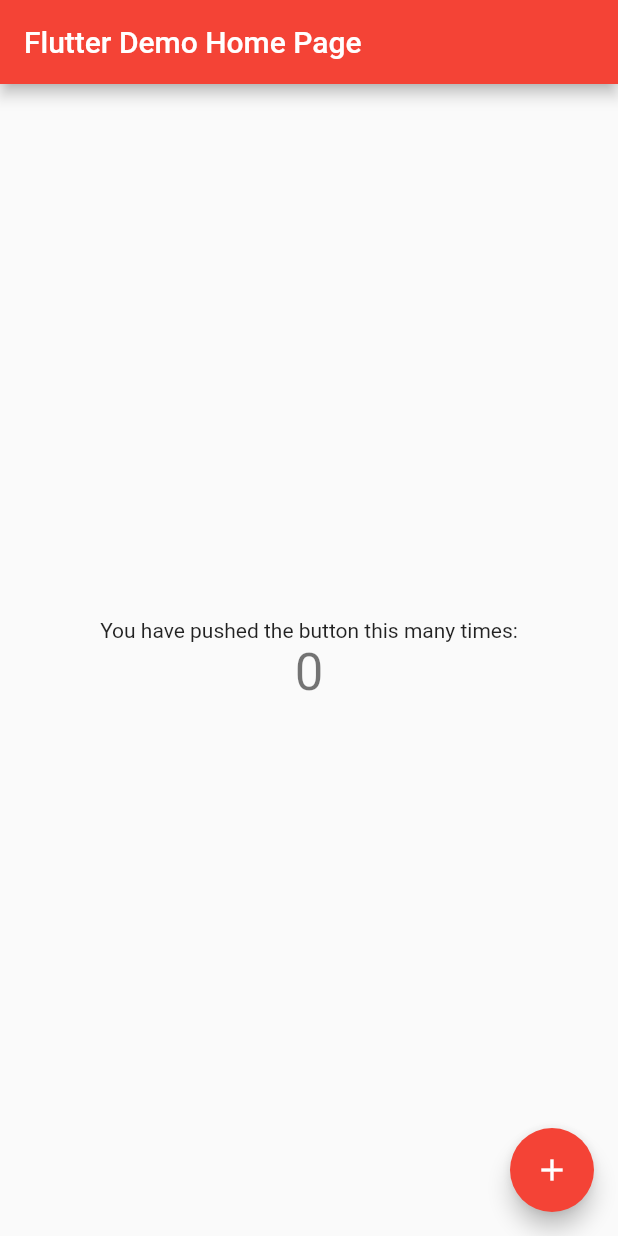
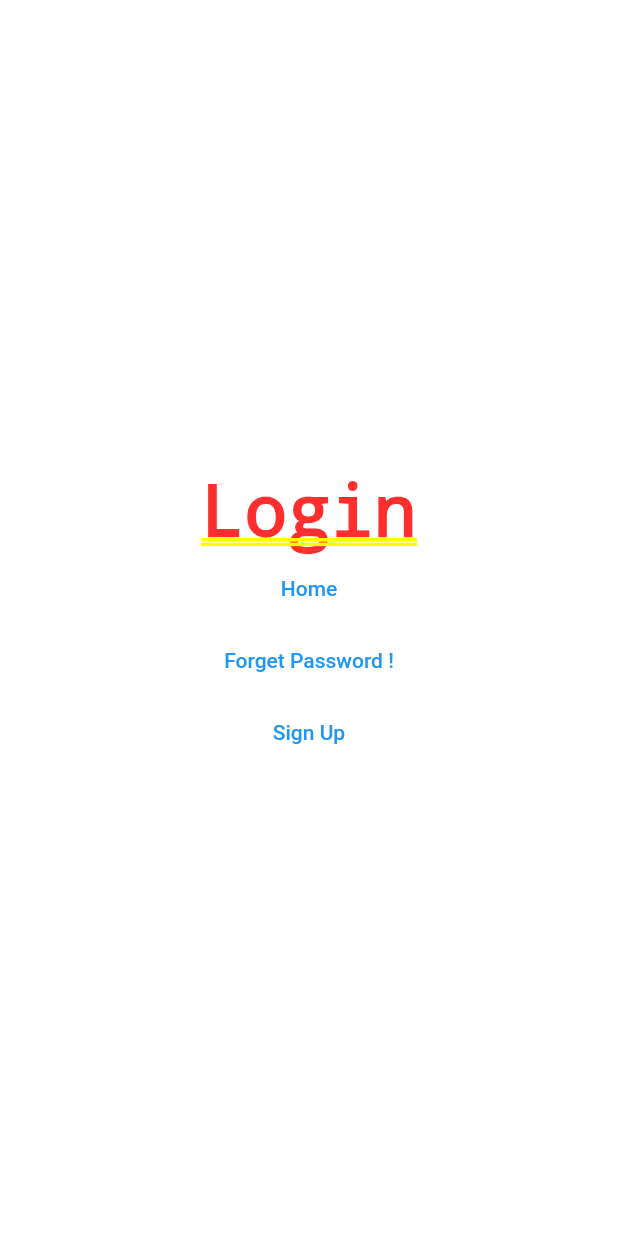
Before and after one commit to hotrungnhan/Notes, a Flutter app: the screen it shows after launch, on a phone screen of 412 x 824 dp. Run offline on Flutter 3.47's test engine with Material 2 defaults, Android fonts, the phone set to English and light mode, and no system bars; our stand-ins replace chopper, flutter_secure_storage, go_router; generated files the repository leaves out were written again.

```diff
--- a/lib/main.dart
+++ b/lib/main.dart
@@ -1,112 +1,72 @@
+import 'package:flutter_secure_storage/flutter_secure_storage.dart';
 import 'package:flutter/material.dart';
+import 'package:go_router/go_router.dart';
+import 'package:notes/pages/_layout.dart';
+import 'package:notes/pages/forget_password.dart';
+import 'package:notes/pages/login.dart';
+import 'package:notes/pages/signup.dart';
+
+import 'pages/home_screen.dart';
+import 'pages/item/[id].dart';
+
+// TODO: move to context ?? soon
+// Use to store credential permanently
+const storage = FlutterSecureStorage();
+
+final _rootNavigatorKey = GlobalKey<NavigatorState>();
+const noAuthPage = ["/login", "/signup", "/forgot-password"];
+final _router = GoRouter(
+    initialLocation: "/login",
+    // errorBuilder: (context, state) => ErrorPage(exception: state.error),
+    redirect: (context, state) => storage.read(key: "token").then((tok) {
+          var isAuth = tok != null;
+          var isContainNoAuthPage = noAuthPage.contains(state.location);
+          if (isAuth) {
+            return isContainNoAuthPage ? "/" : null;
+          } else {
+            return isContainNoAuthPage ? null : "/login";
+          }
+        }),
+    routes: [
+      ShellRoute(
+        builder: (context, state, child) {
+          if (noAuthPage.contains(state.location)) {
+            return child;
+          }
+          return Layout(child: child);
+        },
+        navigatorKey: _rootNavigatorKey,
+        routes: [
+          GoRoute(
+            path: '/',
+            builder: (context, state) => const HomeScreen(),
+          ),
+          GoRoute(
+            path: '/item/:id',
+            builder: (context, state) => const ItemScreen(),
+          ),
+          GoRoute(
+            path: '/login',
+            builder: (context, state) => const LoginScreen(),
+          ),
+          GoRoute(
+            path: '/signup',
+            builder: (context, state) => const SignupScreen(),
+          ),
+          GoRoute(
+            path: '/forgot-password',
+            builder: (context, state) => const ForgotPassword(),
+          ),
+        ],
+      )
+    ]);
 
 class MyApp extends StatelessWidget {
   const MyApp({super.key});
-
-  // This widget is the root of your application.
   @override
   Widget build(BuildContext context) {
-    return MaterialApp(
-      title: 'Flutter Demo',
-      theme: ThemeData(
-        // This is the theme of your application.
-        //
-        // Try running your application with "flutter run". You'll see the
-        // application has a blue toolbar. Then, without quitting the app, try
-        // changing the primarySwatch below to Colors.green and then invoke
-        // "hot reload" (press "r" in the console where you ran "flutter run",
-        // or simply save your changes to "hot reload" in a Flutter IDE).
-        // Notice that the counter didn't reset back to zero; the application
-        // is not restarted.
-        primarySwatch: Colors.red,
-      ),
-      home: const MyHomePage(title: 'Flutter Demo Home Page'),
-    );
-  }
-}
-
-class MyHomePage extends StatefulWidget {
-  const MyHomePage({super.key, required this.title});
-
-  // This widget is the home page of your application. It is stateful, meaning
-  // that it has a State object (defined below) that contains fields that affect
-  // how it looks.
-
-  // This class is the configuration for the state. It holds the values (in this
-  // case the title) provided by the parent (in this case the App widget) and
-  // used by the build method of the State. Fields in a Widget subclass are
-  // always marked "final".
-
-  final String title;
-
-  @override
-  State<MyHomePage> createState() => _MyHomePageState();
-}
-
-class _MyHomePageState extends State<MyHomePage> {
-  int _counter = 0;
-
-  void _incrementCounter() {
-    setState(() {
-      // This call to setState tells the Flutter framework that something has
-      // changed in this State, which causes it to rerun the build method below
-      // so that the display can reflect the updated values. If we changed
-      // _counter without calling setState(), then the build method would not be
-      // called again, and so nothing would appear to happen.
-      _counter++;
-    });
-  }
-
-  @override
-  Widget build(BuildContext context) {
-    // This method is rerun every time setState is called, for instance as done
-    // by the _incrementCounter method above.
-    //
-    // The Flutter framework has been optimized to make rerunning build methods
-    // fast, so that you can just rebuild anything that needs updating rather
-    // than having to individually change instances of widgets.
-    return Scaffold(
-      appBar: AppBar(
-        // Here we take the value from the MyHomePage object that was created by
-        // the App.build method, and use it to set our appbar title.
-        title: Text(widget.title),
-      ),
-      body: Center(
-        // Center is a layout widget. It takes a single child and positions it
-        // in the middle of the parent.
-        child: Column(
-          // Column is also a layout widget. It takes a list of children and
-          // arranges them vertically. By default, it sizes itself to fit its
-          // children horizontally, and tries to be as tall as its parent.
-          //
-          // Invoke "debug painting" (press "p" in the console, choose the
-          // "Toggle Debug Paint" action from the Flutter Inspector in Android
-          // Studio, or the "Toggle Debug Paint" command in Visual Studio Code)
-          // to see the wireframe for each widget.
-          //
-          // Column has various properties to control how it sizes itself and
-          // how it positions its children. Here we use mainAxisAlignment to
-          // center the children vertically; the main axis here is the vertical
-          // axis because Columns are vertical (the cross axis would be
-          // horizontal).
-          mainAxisAlignment: MainAxisAlignment.center,
-          children: <Widget>[
-            const Text(
-              'You have pushed the button this many times:',
-            ),
-            Text(
-              '$_counter',
-              style: Theme.of(context).textTheme.headlineMedium,
-            ),
-          ],
-        ),
-      ),
-      floatingActionButton: FloatingActionButton(
-        onPressed: _incrementCounter,
-        // color: Colors.black,r
-        // tooltip: 'Increment',
-        child: const Icon(Icons.add),
-      ), // This trailing comma makes auto-formatting nicer for build methods.
+    return MaterialApp.router(
+      routerConfig: _router,
     );
   }
 }
--- /dev/null
+++ b/lib/pages/forget_password.dart
@@ -0,0 +1,24 @@
+import 'package:flutter/material.dart';
+import 'package:go_router/go_router.dart';
+
+class ForgotPassword extends StatelessWidget {
+  const ForgotPassword({super.key});
+
+  @override
+  Widget build(BuildContext context) {
+    return Center(
+      child: Column(
+        mainAxisAlignment: MainAxisAlignment.center,
+        children: <Widget>[
+          const Text(
+            'forget password',
+          ),
+          TextButton(
+            onPressed: () => {context.go("/login")},
+            child: const Text("Login"),
+          )
+        ],
+      ),
+    );
+  }
+}
--- /dev/null
+++ b/lib/pages/login.dart
@@ -0,0 +1,32 @@
+import 'package:flutter/material.dart';
+import 'package:go_router/go_router.dart';
+
+class LoginScreen extends StatelessWidget {
+  const LoginScreen({super.key});
+
+  @override
+  Widget build(BuildContext context) {
+    return Center(
+      child: Column(
+        mainAxisAlignment: MainAxisAlignment.center,
+        children: <Widget>[
+          const Text(
+            'Login',
+          ),
+          TextButton(
+            onPressed: () => {context.go("/")},
+            child: const Text("Home"),
+          ),
+          TextButton(
+            onPressed: () => {context.go("/forgot-password")},
+            child: const Text("Forget Password !"),
+          ),
+          TextButton(
+            onPressed: () => {context.go("/signup")},
+            child: const Text("Sign Up"),
+          )
+        ],
+      ),
+    );
+  }
+}
```
Also changed, not shown: lib/apis/index.dart (added, +9 -0 lines), lib/apis/switch_game.service.dart (added, +12 -0 lines), lib/pages/_error.dart (added, +19 -0 lines), lib/pages/_layout.dart (added, +16 -0 lines), lib/pages/home_screen.dart (added, +28 -0 lines), lib/pages/item/[id].dart (added, +28 -0 lines), lib/pages/signup.dart (added, +24 -0 lines), pubspec.yaml (+23 -0 lines), pubspec.lock, 4 other files.
